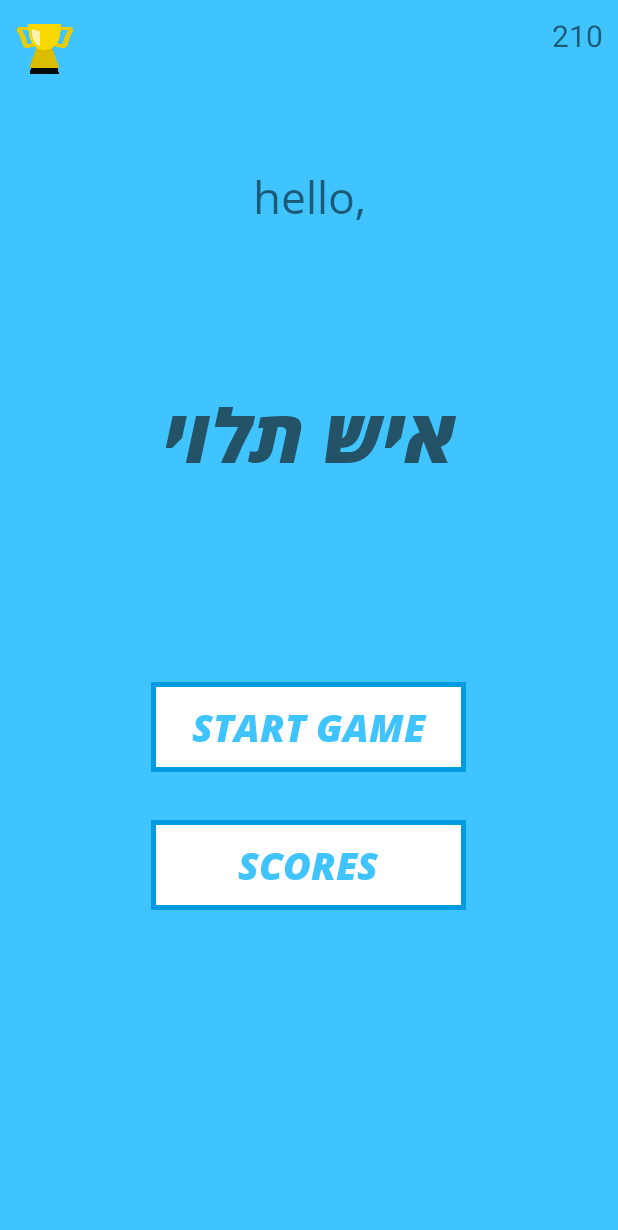
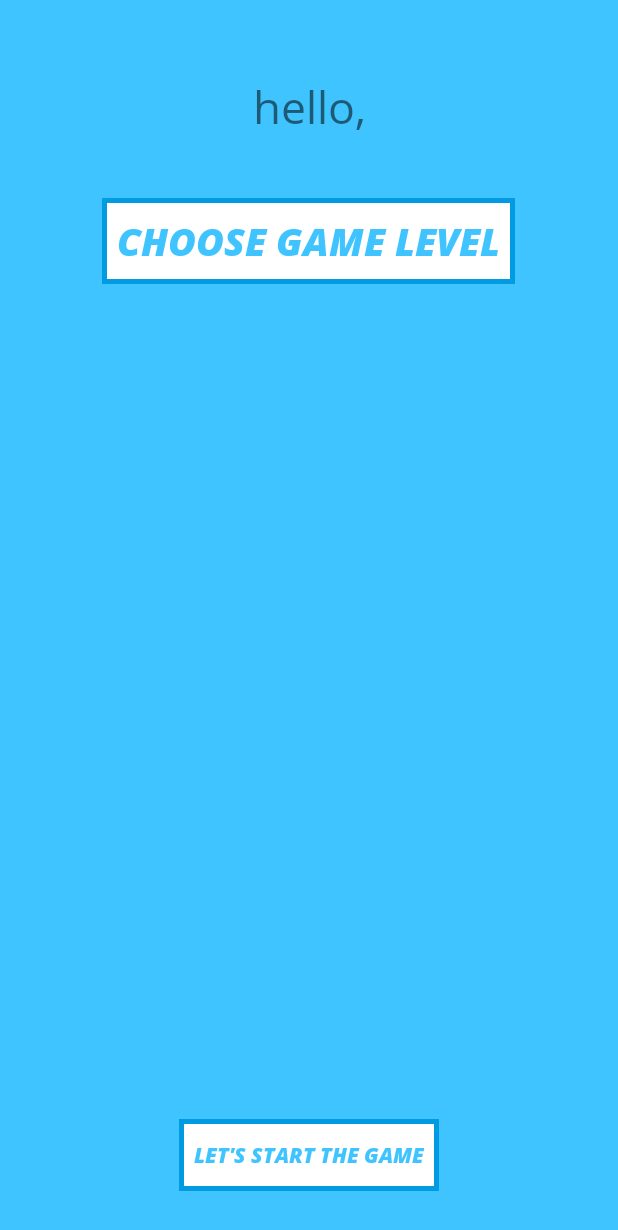
Before and after one commit to jachetblix/Hangman_next_step, an Android app: the screen it shows after launch (MainActivity before the commit, Second_Screen after it), after a tap on "SUBMIT", on a phone screen of 412 x 824 dp. Shown: the top 1230 px of the screen. Run offline under Robolectric (Android 15) with nearby library versions, the phone set to English and light mode, and no system bars; 1 other tap on this screen came first.

Commit message:
SWITCH BETWEEN FIRST AND SECOND PAGE

```diff
--- a/app/src/main/java/com/example/hangman_next_step/MainActivity.java
+++ b/app/src/main/java/com/example/hangman_next_step/MainActivity.java
@@ -65,17 +65,11 @@ public class MainActivity extends AppCompatActivity{
 
     //Click events
     public void onClickStart(View view) {
-//        playSoundButton();
+        // show enter player name layout
+        LinearLayout layout = findViewById(R.id.layout_name);
+        layout.setVisibility(View.VISIBLE);
 
-        Animation anim = AnimationUtils.loadAnimation(this,R.anim.scale_up);
-        Button btnStartGame = findViewById(R.id.btn_start_game);
-        btnStartGame.startAnimation(anim);
-        startAnimationButton(R.id.btn_start_game);
-        playSoundButton();
-//        createWordsGame();
 
-        Intent intent = new Intent(this, Second_Screen.class);
-        startActivity(intent);
 
 
     }
@@ -98,12 +92,19 @@ public class MainActivity extends AppCompatActivity{
     }
 
     public void submitName(View view) {
-        LinearLayout layout = findViewById(R.id.layout_name);
+
+        Animation anim = AnimationUtils.loadAnimation(this,R.anim.scale_up);
+        Button btnStartGame = findViewById(R.id.btn_start_game);
+        btnStartGame.startAnimation(anim);
+        startAnimationButton(R.id.btn_start_game);
+        playSoundButton();
+
+        //get player name to transfer
         EditText editTxt = findViewById(R.id.edit_txt_name);
+        playerName =  editTxt.getText().toString();
 
-
-        playerName =  editTxt.getText().toString();
-        layout.setVisibility(View.GONE);
+        Intent intent = new Intent(this, Second_Screen.class);
+        startActivity(intent);
 
     }
 }
--- a/app/src/main/res/layout/activity_main.xml
+++ b/app/src/main/res/layout/activity_main.xml
@@ -9,7 +9,7 @@
         android:background="@color/colorPrimary"
         >
      <include android:id="@+id/layout_name" layout="@layout/details_layout"
-         android:visibility="visible"/>
+         android:visibility="gone"/>
 
         <RelativeLayout
 
@@ -59,15 +59,7 @@
         <!--        android:layout_marginTop="20dp"-->
         <!--        android:layout_marginBottom="30dp"-->
         <!--        android:src="@drawable/logo1" />-->
-        <TextView
-            android:layout_width="match_parent"
-            android:layout_height="wrap_content"
-            android:text="hello,"
-            android:layout_marginTop="50dp"
-            android:textAlignment="center"
-            android:textSize="30sp"
-            android:fontFamily="@font/open_sans_regular"
-            android:gravity="center_horizontal" />
+
         <TextView
             android:id="@+id/txt_title"
             android:layout_width="349dp"
--- a/app/src/main/res/layout/second_activity.xml
+++ b/app/src/main/res/layout/second_activity.xml
@@ -8,7 +8,15 @@
     android:layout_weight="1"
    >
 
-
+    <TextView
+        android:layout_width="match_parent"
+        android:layout_height="wrap_content"
+        android:text="hello,"
+        android:layout_marginTop="50dp"
+        android:textAlignment="center"
+        android:textSize="30sp"
+        android:fontFamily="@font/open_sans_regular"
+        android:gravity="center_horizontal" />
 
     <androidx.appcompat.widget.AppCompatButton
 
```
